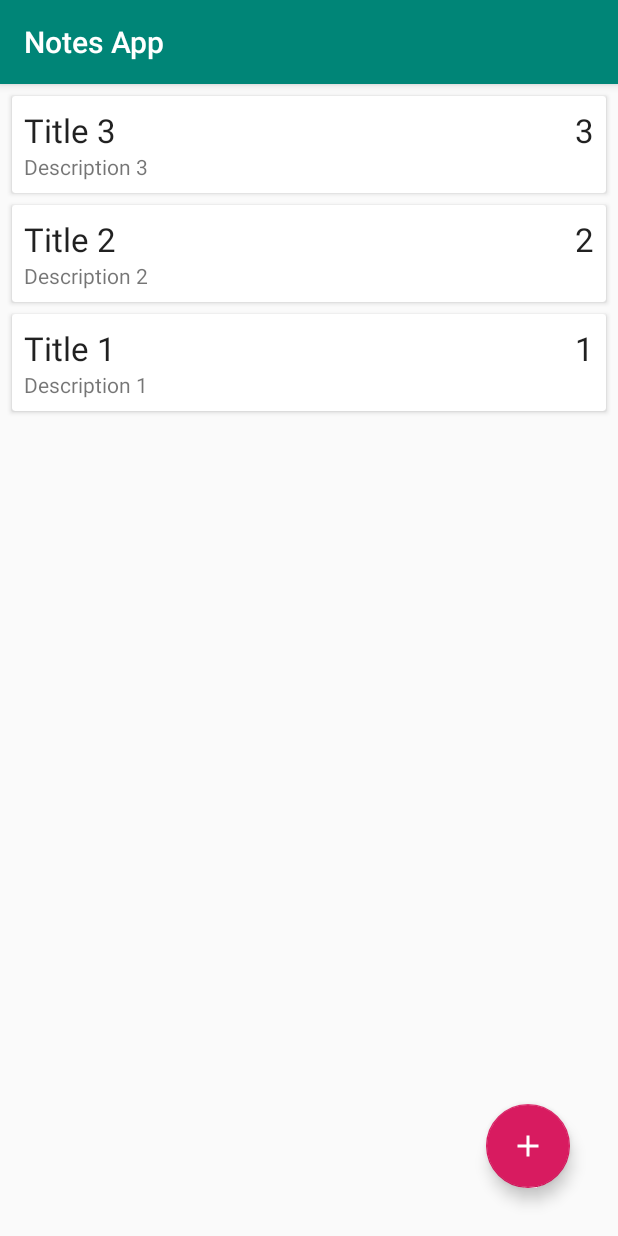
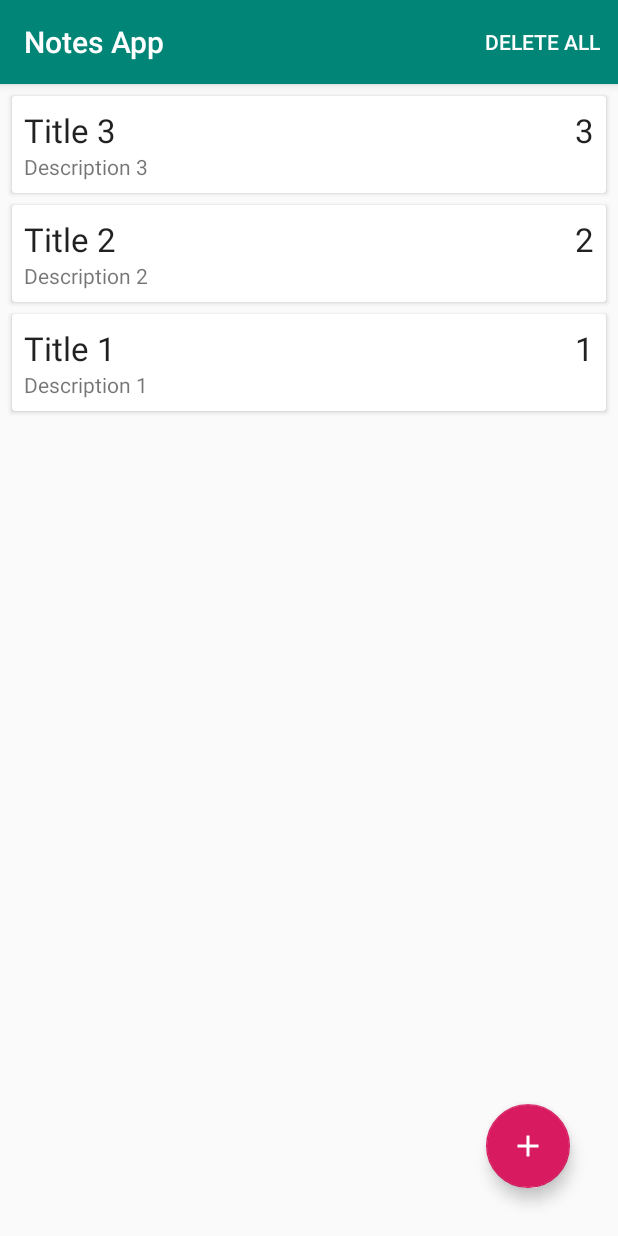
Before and after one commit to divyanshuk10/NotesApp, an Android app: the screen it shows after launch (MainActivity), on a phone screen of 412 x 824 dp. Run offline under Robolectric (Android 15) with nearby library versions, the phone set to English and light mode, and no system bars; our stand-ins replace Room's generated code.

Commit message:
added swipe delete function, delete all function in Main Activity.

```diff
--- a/app/src/main/java/com/example/notesapp/MainActivity.java
+++ b/app/src/main/java/com/example/notesapp/MainActivity.java
@@ -2,13 +2,18 @@ package com.example.notesapp;
 
 import android.content.Intent;
 import android.os.Bundle;
+import android.view.Menu;
+import android.view.MenuInflater;
+import android.view.MenuItem;
 import android.view.View;
 import android.widget.Toast;
 
+import androidx.annotation.NonNull;
 import androidx.annotation.Nullable;
 import androidx.appcompat.app.AppCompatActivity;
 import androidx.lifecycle.Observer;
 import androidx.lifecycle.ViewModelProviders;
+import androidx.recyclerview.widget.ItemTouchHelper;
 import androidx.recyclerview.widget.LinearLayoutManager;
 import androidx.recyclerview.widget.RecyclerView;
 
@@ -52,6 +57,39 @@ public class MainActivity extends AppCompatActivity {
                 adapter.setNotes(notes);
             }
         });
+
+        new ItemTouchHelper(new ItemTouchHelper.SimpleCallback(0, ItemTouchHelper.LEFT | ItemTouchHelper.RIGHT) {
+            @Override
+            public boolean onMove(@NonNull RecyclerView recyclerView, @NonNull RecyclerView.ViewHolder viewHolder, @NonNull RecyclerView.ViewHolder target) {
+                return false;
+            }
+
+            @Override
+            public void onSwiped(@NonNull RecyclerView.ViewHolder viewHolder, int direction) {
+                noteViewModel.delete(adapter.getNoteAt(viewHolder.getAdapterPosition()));
+                Toast.makeText(getApplicationContext(), "Note deleted", Toast.LENGTH_SHORT).show();
+            }
+        }).attachToRecyclerView(rv_notes);
+    }
+
+    @Override
+    public boolean onCreateOptionsMenu(Menu menu) {
+        MenuInflater inflater = getMenuInflater();
+        inflater.inflate(R.menu.main_menu, menu);
+        return super.onCreateOptionsMenu(menu);
+    }
+
+    @Override
+    public boolean onOptionsItemSelected(MenuItem item) {
+        switch (item.getItemId()) {
+
+            case R.id.delete_all:
+                noteViewModel.deleteAll();
+                Toast.makeText(getApplicationContext(), "All Deleted", Toast.LENGTH_SHORT).show();
+                return true;
+            default:
+                return super.onOptionsItemSelected(item);
+        }
     }
 
     @Override
--- a/app/src/main/java/com/example/notesapp/NoteAdapter.java
+++ b/app/src/main/java/com/example/notesapp/NoteAdapter.java
@@ -39,6 +39,10 @@ public class NoteAdapter extends RecyclerView.Adapter<NoteAdapter.Noteholder> {
         return notes.size();
     }
 
+    public Note getNoteAt(int positon) {
+        return notes.get(positon);
+    }
+
     public void setNotes(List<Note> notes) {
         this.notes = notes;
         notifyDataSetChanged();
--- a/app/src/main/java/com/example/notesapp/NoteRepository.java
+++ b/app/src/main/java/com/example/notesapp/NoteRepository.java
@@ -68,7 +68,7 @@ public class NoteRepository {
 
         @Override
         protected Void doInBackground(Note... notes) {
-            noteDao.insert(notes[0]);
+            noteDao.update(notes[0]);
             return null;
         }
     }
@@ -82,7 +82,7 @@ public class NoteRepository {
 
         @Override
         protected Void doInBackground(Note... notes) {
-            noteDao.insert(notes[0]);
+            noteDao.delete(notes[0]);
             return null;
         }
     }
--- /dev/null
+++ b/app/src/main/res/menu/main_menu.xml
@@ -0,0 +1,9 @@
+<?xml version="1.0" encoding="utf-8"?>
+<menu xmlns:android="http://schemas.android.com/apk/res/android"
+    xmlns:app="http://schemas.android.com/apk/res-auto">
+
+    <item
+        android:id="@+id/delete_all"
+        android:title="Delete All"
+        app:showAsAction="ifRoom" />
+</menu>
```
